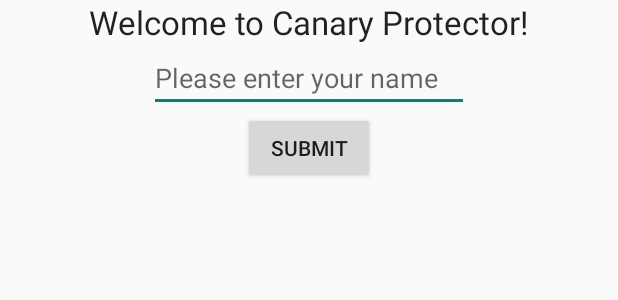
After one commit to bnguyen86/CPSC319, an Android app: the layout activity_welcome.xml on its own in the app's theme, with its tools: preview values and no code run, on a phone screen of 412 x 824 dp. The commit adds this screen. Shown: the top 300 px of the screen. Run offline under Robolectric (Android 15) with nearby library versions, the phone set to English and light mode, and no system bars.

Commit message:
added welcome page for user to enter user name

```diff
--- /dev/null
+++ b/Android/app/src/main/res/layout/activity_welcome.xml
@@ -0,0 +1,36 @@
+<?xml version="1.0" encoding="utf-8"?>
+<RelativeLayout xmlns:android="http://schemas.android.com/apk/res/android"
+    android:orientation="vertical" android:layout_width="match_parent"
+    android:layout_height="match_parent">
+
+
+    <TextView
+        android:layout_width="wrap_content"
+        android:layout_height="wrap_content"
+        android:textAppearance="?android:attr/textAppearanceLarge"
+        android:text="@string/message_welcome"
+        android:id="@+id/textView"
+        android:layout_alignParentTop="true"
+        android:layout_centerHorizontal="true" />
+
+    <EditText
+        android:layout_width="wrap_content"
+        android:layout_height="wrap_content"
+        android:inputType="textPersonName"
+        android:ems="10"
+        android:id="@+id/editID"
+        android:layout_below="@+id/textView"
+        android:layout_centerHorizontal="true"
+        android:enabled="true"
+        android:editable="true"
+        android:hint="@string/hint_username" />
+
+    <Button
+        android:layout_width="wrap_content"
+        android:layout_height="wrap_content"
+        android:text="@string/button_submit"
+        android:id="@+id/name_button"
+        android:layout_below="@+id/editID"
+        android:layout_centerHorizontal="true"
+        android:onClick="sendUsername"/>
+</RelativeLayout>
--- a/Android/app/src/main/res/values/strings.xml
+++ b/Android/app/src/main/res/values/strings.xml
@@ -29,4 +29,7 @@
 
 <!-- TODO: Remove or change this placeholder text -->
     <string name="hello_blank_fragment">Hello blank fragment</string>
+    <string name="message_welcome">Welcome to Canary Protector!</string>
+    <string name="button_submit">submit</string>
+    <string name="hint_username">Please enter your name</string>
 </resources>
```
Also changed, not shown: Android/app/src/main/AndroidManifest.xml (+7 -2 lines), Android/app/src/main/java/com/cs319/canary/canaryprotector/BackgroundServices.java (+10 -0 lines), Android/app/src/main/java/com/cs319/canary/canaryprotector/WelcomeActivity.java (added, +53 -0 lines).
